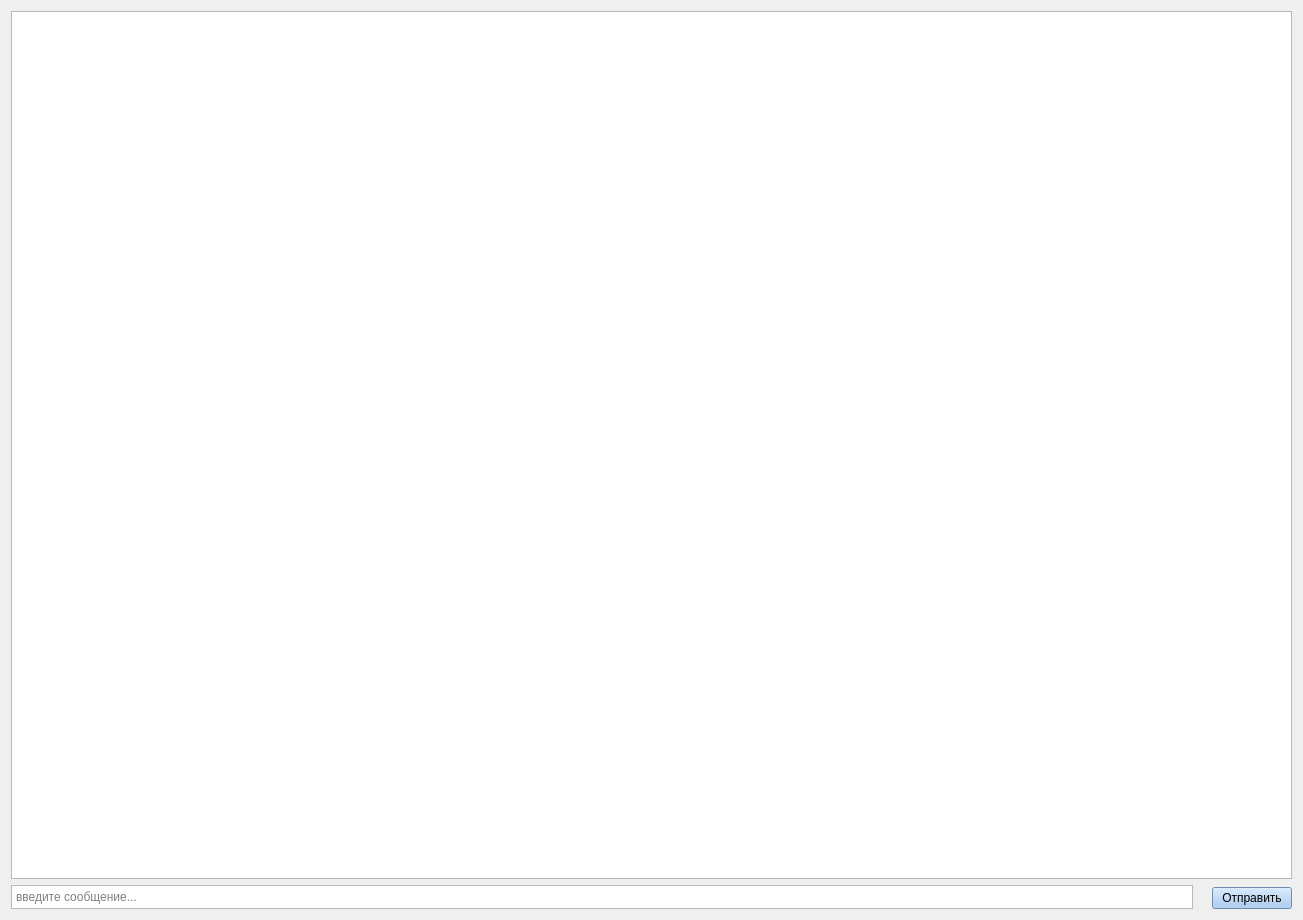
The window that Shark_UI/screen_chatting.ui (YanBatytskiy/Shark_3_0_Qt) describes before a commit, drawn with Qt 5.
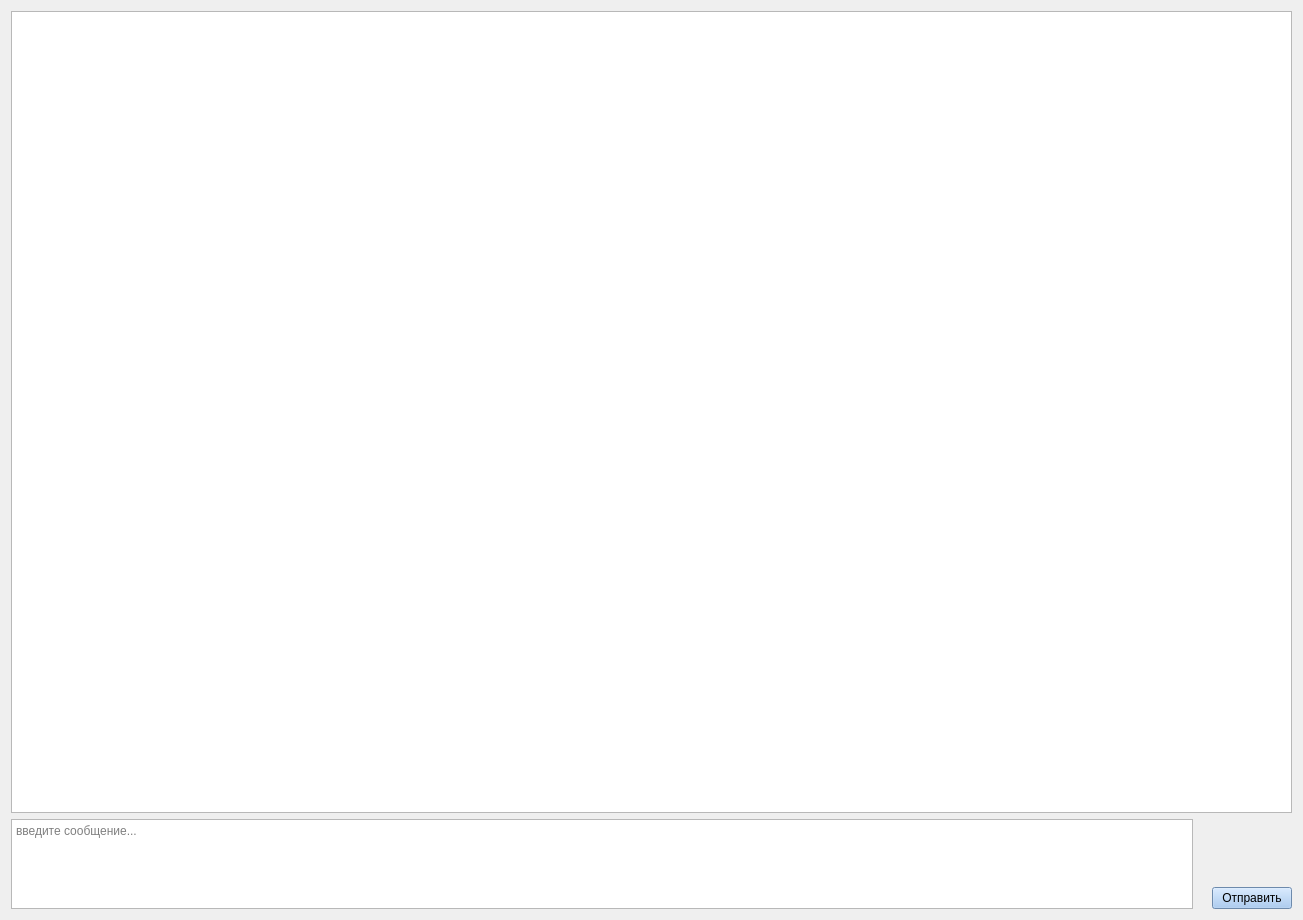
The same window after the commit. Icons and pictures are not drawn.

What changed in the file:
```diff
--- a/Shark_UI/screen_chatting.ui
+++ b/Shark_UI/screen_chatting.ui
@@ -13,9 +13,9 @@
   <property name="windowTitle">
    <string>Form</string>
   </property>
-  <layout class="QVBoxLayout" name="verticalLayout_3">
+  <layout class="QVBoxLayout" name="verticalLayout_3" stretch="1,0">
    <item>
-    <layout class="QVBoxLayout" name="verticalLayout_2" stretch="1,0">
+    <layout class="QVBoxLayout" name="verticalLayout_2" stretch="1">
      <item>
       <widget class="QListView" name="ChatMessagesListView">
        <property name="styleSheet">
@@ -23,6 +23,8 @@
        </property>
       </widget>
      </item>
+    </layout>
+   </item>
      <item>
       <layout class="QHBoxLayout" name="horizontalLayout">
        <item>
@@ -36,15 +38,18 @@
          <property name="minimumSize">
           <size>
            <width>0</width>
-           <height>24</height>
+         <height>90</height>
           </size>
          </property>
          <property name="maximumSize">
           <size>
            <width>16777215</width>
-           <height>24</height>
-          </size>
-         </property>
+         <height>90</height>
+        </size>
+       </property>
+       <property name="lineWidth">
+        <number>4</number>
+       </property>
          <property name="placeholderText">
           <string>введите сообщение...</string>
          </property>
@@ -67,7 +72,7 @@
         </spacer>
        </item>
        <item>
-        <layout class="QVBoxLayout" name="verticalLayout" stretch="1,0">
+      <layout class="QVBoxLayout" name="verticalLayout">
          <item>
           <spacer name="verticalSpacer">
            <property name="orientation">
@@ -76,7 +81,7 @@
            <property name="sizeHint" stdset="0">
             <size>
              <width>20</width>
-             <height>2</height>
+           <height>13</height>
             </size>
            </property>
           </spacer>
@@ -96,8 +101,6 @@
             <string>Отправить</string>
            </property>
           </widget>
-         </item>
-        </layout>
        </item>
       </layout>
      </item>
```
Lines whose indentation alone changed are shown as unchanged.
